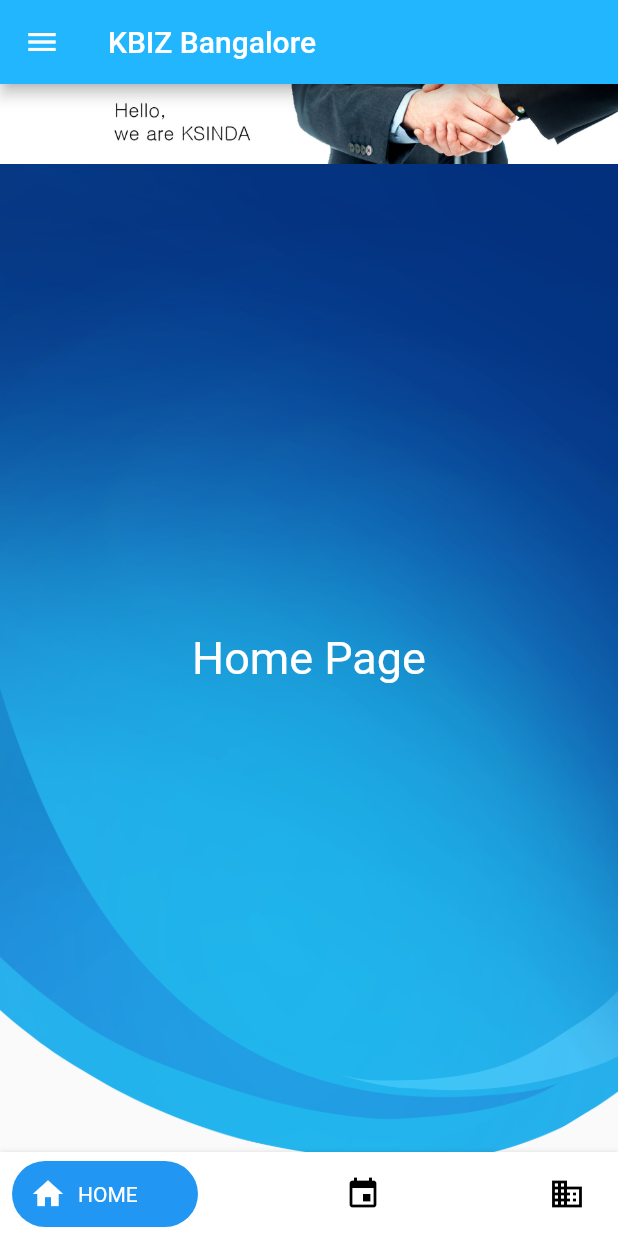
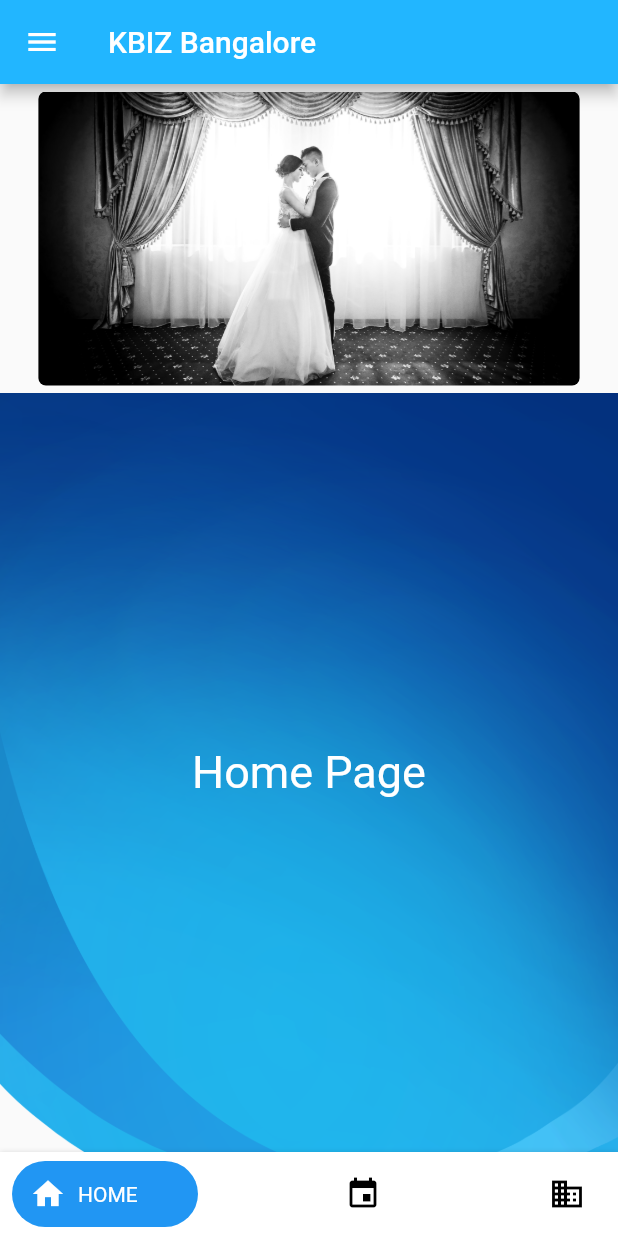
Before and after one commit to bobbohee/kbiz-india, a Flutter app: the screen it shows after launch, on a phone screen of 412 x 824 dp. Run offline on Flutter 3.47's test engine with Material 2 defaults, Android fonts, the phone set to English and light mode, and no system bars; drawn by our look-alikes of carousel_slider; our stand-ins replace splashscreen.

Commit message:
Feat : img slide (serenader) :relaxed:

```diff
--- /dev/null
+++ b/lib/routes/my_slide.dart
@@ -0,0 +1,36 @@
+import 'package:flutter/material.dart';
+
+import 'package:carousel_slider/carousel_slider.dart';
+
+final List<String> imgList = ['1', '2', '3', '4', '5'];
+
+class MySlide extends StatelessWidget {
+  @override
+  Widget build(BuildContext context) {
+
+    //Auto playing carousel
+    final CarouselSlider autoPlayDemo = CarouselSlider(
+      viewportFraction: 0.9,
+      aspectRatio: 2.0,
+      autoPlay: true,
+      enlargeCenterPage: true,
+      items: imgList.map(
+        (index) {
+          return Container(
+            margin: EdgeInsets.all(5.0),
+            child: ClipRRect(
+              borderRadius: BorderRadius.all(Radius.circular(5.0)),
+              child: Image.asset(
+                'assets/images/tests/$index.jpg',
+                fit: BoxFit.cover,
+                width: 1000.0,
+              ),
+            ),
+          );
+        },
+      ).toList(),
+    );
+
+    return autoPlayDemo;
+  }
+}
--- a/lib/routes/my_tab.dart
+++ b/lib/routes/my_tab.dart
@@ -1,5 +1,7 @@
 import 'package:flutter/material.dart';
 import 'dart:async';
+
+import './my_slide.dart';
 
 class FancyBottomBarPage extends StatefulWidget {
   static final String path = "lib/src/pages/misc/navybar.dart";
@@ -32,9 +34,7 @@ class _FancyBottomBarPageState extends State<FancyBottomBarPage> {
           Container(
             child: Column(
               children: <Widget>[
-                Container(
-                  child: Image.asset('assets/images/banners/short-white-banner.jpg'),
-                ),
+                MySlide(),
                 Expanded(  // 남은 공간 차지
                   child: Container(
                     child: Stack(
--- a/lib/routes/my_tile.dart
+++ b/lib/routes/my_tile.dart
@@ -1,4 +1,8 @@
 import 'package:flutter/material.dart';
+
+//import './second.dart';
+
+BuildContext context;
 
 class MyTileItem extends StatelessWidget {
   const MyTileItem(this.title);
@@ -10,6 +14,7 @@ class MyTileItem extends StatelessWidget {
       return ListTile(
         title: Text(root.title),
         leading: Icon(root.icon),
+        onTap: root.onTap,
       );
     return ExpansionTile(
       key: PageStorageKey<MyTile>(root),
@@ -22,6 +27,8 @@ class MyTileItem extends StatelessWidget {
 
   @override
   Widget build(BuildContext context) {
+    context = context;
+    print(context);
     return _buildTiles(title);
   }
 }
@@ -31,17 +38,30 @@ class MyTile {
     this.title,
     this.icon,
     this.children = const <MyTile>[],
+    this.onTap,
   });
 
   final String title;
   final IconData icon;
   final List<MyTile> children;
+  final GestureTapCallback onTap;
 }
+
 
 final List<MyTile> myTile = <MyTile>[
   MyTile(
     title: 'Home / About Us',
     icon: Icons.home,
+    onTap: () {
+      print('object');
+      print(context);
+      // Navigator.push(
+      //   context,
+      //   MaterialPageRoute(
+      //     builder: (context) => SecondRoute()
+      //   )
+      // );
+    }
   ),
   MyTile(
     title: 'Corporate Consulting',
--- a/pubspec.yaml
+++ b/pubspec.yaml
@@ -11,6 +11,7 @@ dependencies:
     sdk: flutter
   splashscreen:
   cupertino_icons: ^0.1.2
+  carousel_slider: ^1.3.1
 
 dev_dependencies:
   flutter_test:
@@ -24,6 +25,7 @@ flutter:
     - assets/images/banners/
     - assets/images/contents/
     - assets/images/backgrounds/
+    - assets/images/tests/
   fonts:
     - family: Roboto
       fonts:
```
Also changed, not shown: assets/images/tests/1.jpg (added), assets/images/tests/2.jpg (added), assets/images/tests/3.jpg (added), assets/images/tests/4.jpg (added), assets/images/tests/5.jpg (added), pubspec.lock.
